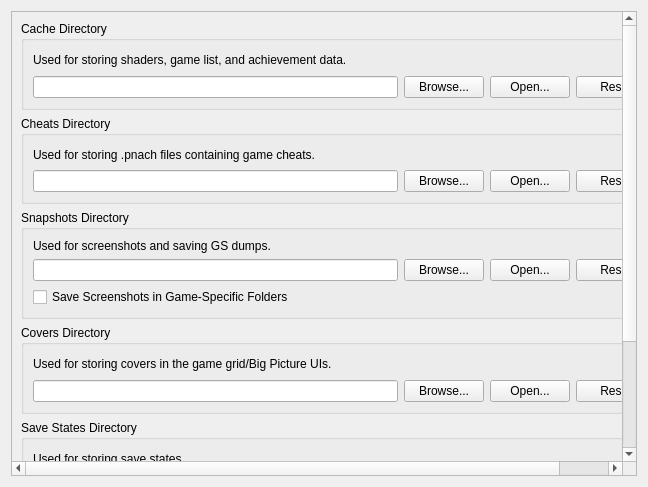
The window that pcsx2-qt/Settings/FolderSettingsWidget.ui (PCSX2/pcsx2) describes before a commit, drawn with Qt 5.
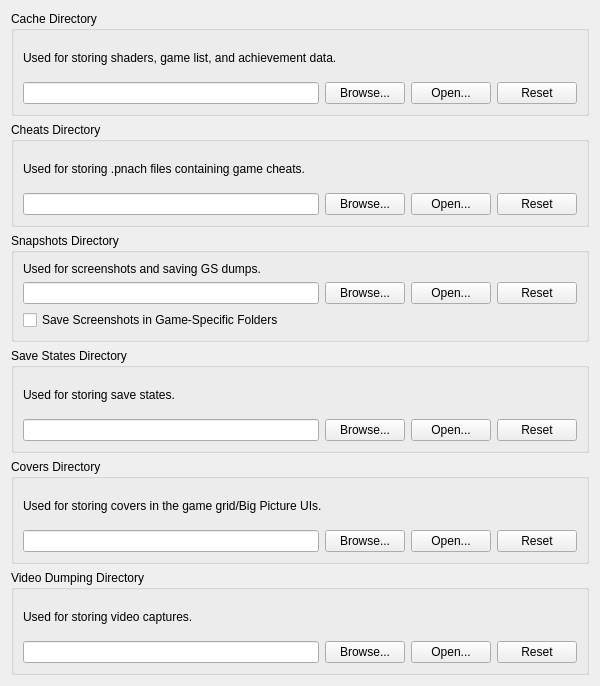
The same window after the commit.

Commit message: Qt: Refactor the remaining settings widgets

What changed in the file:
```diff
--- a/pcsx2-qt/Settings/FolderSettingsWidget.ui
+++ b/pcsx2-qt/Settings/FolderSettingsWidget.ui
@@ -6,24 +6,12 @@
    <rect>
     <x>0</x>
     <y>0</y>
-    <width>648</width>
-    <height>487</height>
+    <width>600</width>
+    <height>686</height>
    </rect>
   </property>
-  <layout class="QGridLayout" name="gridLayout_6">
-   <item row="0" column="0" rowspan="2">
-    <widget class="QScrollArea" name="scrollArea">
-     <widget class="QWidget" name="scrollAreaWidgetContents">
-      <property name="geometry">
-       <rect>
-        <x>0</x>
-        <y>0</y>
-        <width>665</width>
-        <height>600</height>
-       </rect>
-      </property>
-      <layout class="QGridLayout" name="gridLayout_8">
-       <item row="0" column="0">
+  <layout class="QVBoxLayout" name="verticalLayout">
+   <item>
         <widget class="QGroupBox" name="cacheGroup">
          <property name="title">
           <string>Cache Directory</string>
@@ -63,47 +51,7 @@
          </layout>
         </widget>
        </item>
-       <item row="4" column="0">
-        <widget class="QGroupBox" name="saveStatesGroup">
-         <property name="title">
-          <string>Save States Directory</string>
-         </property>
-         <layout class="QGridLayout" name="gridLayout_2">
-          <item row="0" column="0" colspan="4">
-           <widget class="QLabel" name="saveStatesLabel">
-            <property name="text">
-             <string>Used for storing save states.</string>
-            </property>
-           </widget>
-          </item>
-          <item row="1" column="1">
-           <widget class="QPushButton" name="saveStatesBrowse">
-            <property name="text">
-             <string>Browse...</string>
-            </property>
-           </widget>
-          </item>
-          <item row="1" column="3">
-           <widget class="QPushButton" name="saveStatesReset">
-            <property name="text">
-             <string>Reset</string>
-            </property>
-           </widget>
-          </item>
-          <item row="1" column="0">
-           <widget class="QLineEdit" name="saveStates"/>
-          </item>
-          <item row="1" column="2">
-           <widget class="QPushButton" name="saveStatesOpen">
-            <property name="text">
-             <string>Open...</string>
-            </property>
-           </widget>
-          </item>
-         </layout>
-        </widget>
-       </item>
-       <item row="1" column="0">
+   <item>
         <widget class="QGroupBox" name="cheatsGroup">
          <property name="title">
           <string>Cheats Directory</string>
@@ -143,7 +91,7 @@
          </layout>
         </widget>
        </item>
-       <item row="2" column="0">
+   <item>
         <widget class="QGroupBox" name="snapshotsGroup">
          <property name="title">
           <string>Snapshots Directory</string>
@@ -190,7 +138,47 @@
      </layout>
         </widget>
        </item>
-       <item row="3" column="0">
+   <item>
+    <widget class="QGroupBox" name="saveStatesGroup">
+     <property name="title">
+      <string>Save States Directory</string>
+     </property>
+     <layout class="QGridLayout" name="gridLayout_2">
+      <item row="0" column="0" colspan="4">
+       <widget class="QLabel" name="saveStatesLabel">
+        <property name="text">
+         <string>Used for storing save states.</string>
+        </property>
+       </widget>
+      </item>
+      <item row="1" column="1">
+       <widget class="QPushButton" name="saveStatesBrowse">
+        <property name="text">
+         <string>Browse...</string>
+        </property>
+       </widget>
+      </item>
+      <item row="1" column="3">
+       <widget class="QPushButton" name="saveStatesReset">
+        <property name="text">
+         <string>Reset</string>
+        </property>
+       </widget>
+      </item>
+      <item row="1" column="0">
+       <widget class="QLineEdit" name="saveStates"/>
+      </item>
+      <item row="1" column="2">
+       <widget class="QPushButton" name="saveStatesOpen">
+        <property name="text">
+         <string>Open...</string>
+        </property>
+       </widget>
+      </item>
+     </layout>
+    </widget>
+   </item>
+   <item>
         <widget class="QGroupBox" name="coversGroup">
          <property name="title">
           <string>Covers Directory</string>
@@ -230,7 +218,7 @@
          </layout>
         </widget>
        </item>
-       <item row="5" column="0">
+   <item>
         <widget class="QGroupBox" name="videoDumpDirectory">
          <property name="title">
           <string>Video Dumping Directory</string>
@@ -268,10 +256,6 @@
            </widget>
           </item>
          </layout>
-        </widget>
-       </item>
-      </layout>
-     </widget>
     </widget>
    </item>
   </layout>
```
Lines whose indentation alone changed are shown as unchanged. The commit also changes 37 other files.
